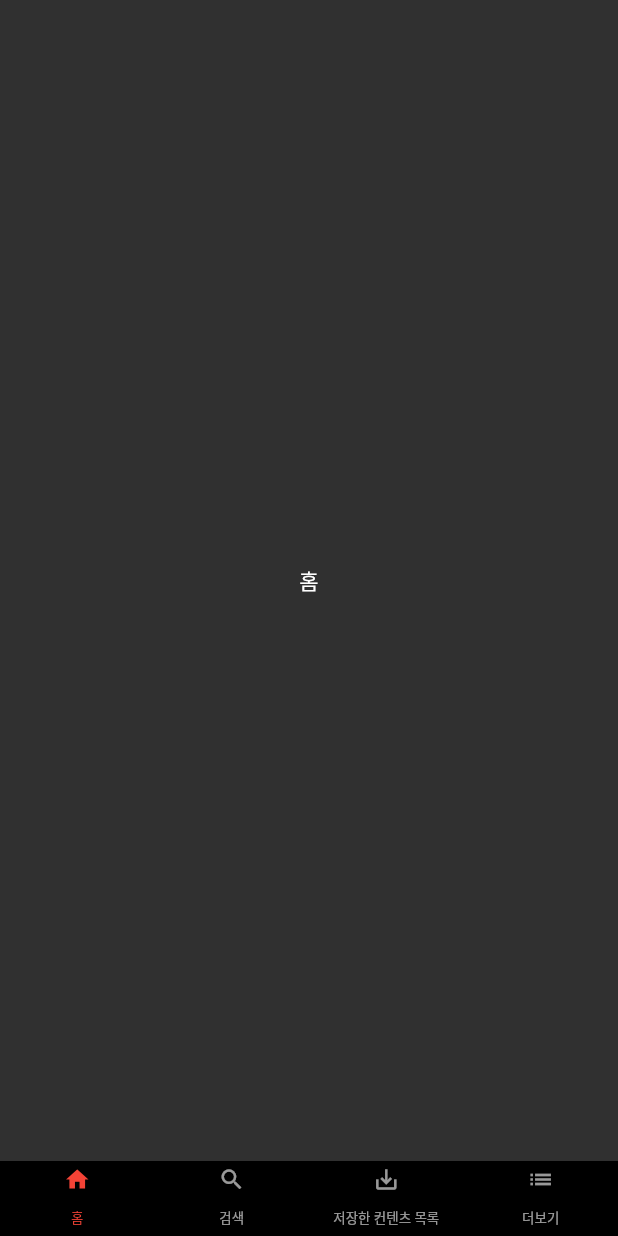
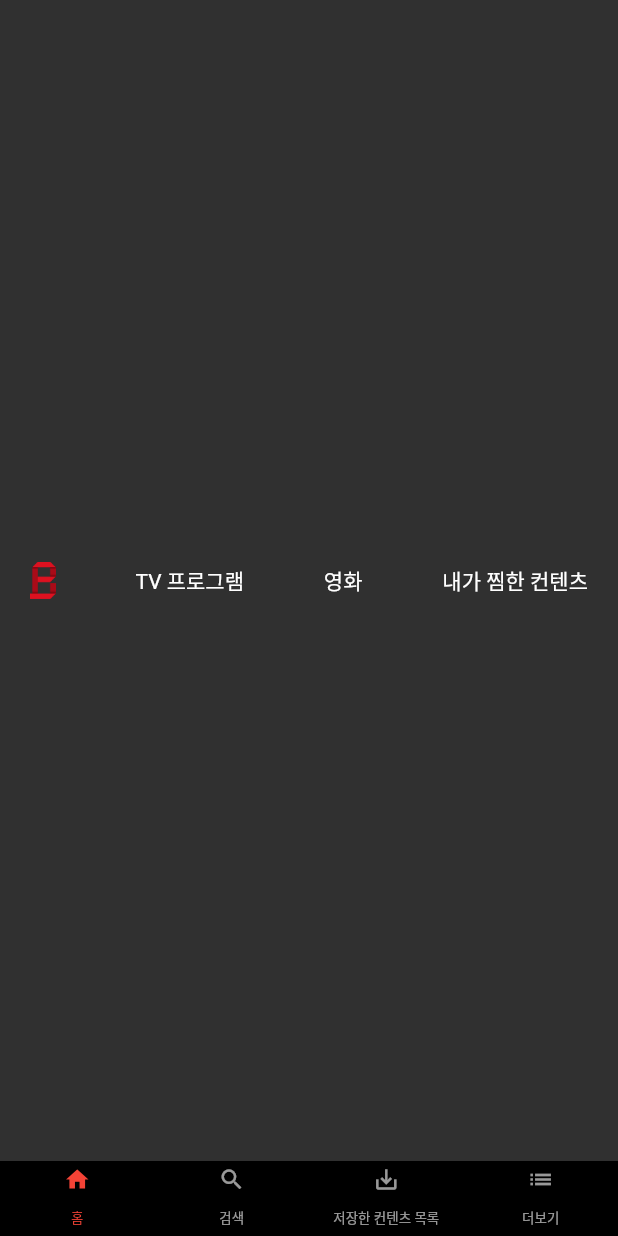
Before and after one commit to ghdl023/flutter_netflix_app, a Flutter app: the screen it shows after launch, on a phone screen of 412 x 824 dp. Run offline on Flutter 3.47's test engine with Material 2 defaults, Android fonts, the phone set to English and light mode, and no system bars.

Commit message:
홈화면에 상단바 축

```diff
--- a/lib/main.dart
+++ b/lib/main.dart
@@ -1,4 +1,5 @@
 import 'package:flutter/material.dart';
+import 'package:flutter_netflix_app/screen/home_screen.dart';
 import 'package:flutter_netflix_app/widget/footer.dart';
 
 void main() {
@@ -28,11 +29,7 @@
               body: TabBarView(
                 physics: NeverScrollableScrollPhysics(),
                 children: <Widget>[
-                  Container(
-                    child: Center(
-                      child: Text('홈'),
-                    ),
-                  ),
+                  HomeScreen(),
                   Container(
                     child: Center(
                       child: Text('검색'),
--- /dev/null
+++ b/lib/screen/home_screen.dart
@@ -0,0 +1,39 @@
+import 'package:flutter/material.dart';
+
+class HomeScreen extends StatefulWidget {
+  _HomeScreenState createState() => _HomeScreenState();
+}
+
+class _HomeScreenState extends State<HomeScreen> {
+  @override
+  void initState() {
+    super.initState();
+  }
+
+  @override
+  Widget build(BuildContext context) {
+    return TopBar();
+  }
+}
+
+class TopBar extends StatelessWidget {
+  @override
+  Widget build(BuildContext context) {
+    return Container(
+      padding: EdgeInsets.fromLTRB(20, 7, 20, 7),
+      child: Row(
+        mainAxisAlignment: MainAxisAlignment.spaceBetween,
+        children: <Widget>[
+          Image.asset(
+            "images/logo.png",
+            fit: BoxFit.contain,
+            height: 25,
+          ),
+          Text('TV 프로그램', style: TextStyle(fontSize: 14)),
+          Text('영화', style: TextStyle(fontSize: 14)),
+          Text('내가 찜한 컨텐츠', style: TextStyle(fontSize: 14)),
+        ],
+      ),
+    );
+  }
+}
--- a/pubspec.yaml
+++ b/pubspec.yaml
@@ -45,9 +45,8 @@
   uses-material-design: true
 
   # To add assets to your application, add an assets section, like this:
-  # assets:
-  #   - images/a_dot_burr.jpeg
-  #   - images/a_dot_ham.jpeg
+  assets:
+    - images/
 
   # An image asset can refer to one or more resolution-specific "variants", see
   # https://flutter.dev/assets-and-images/#resolution-aware.
```
Also changed, not shown: images/logo.png (added).
